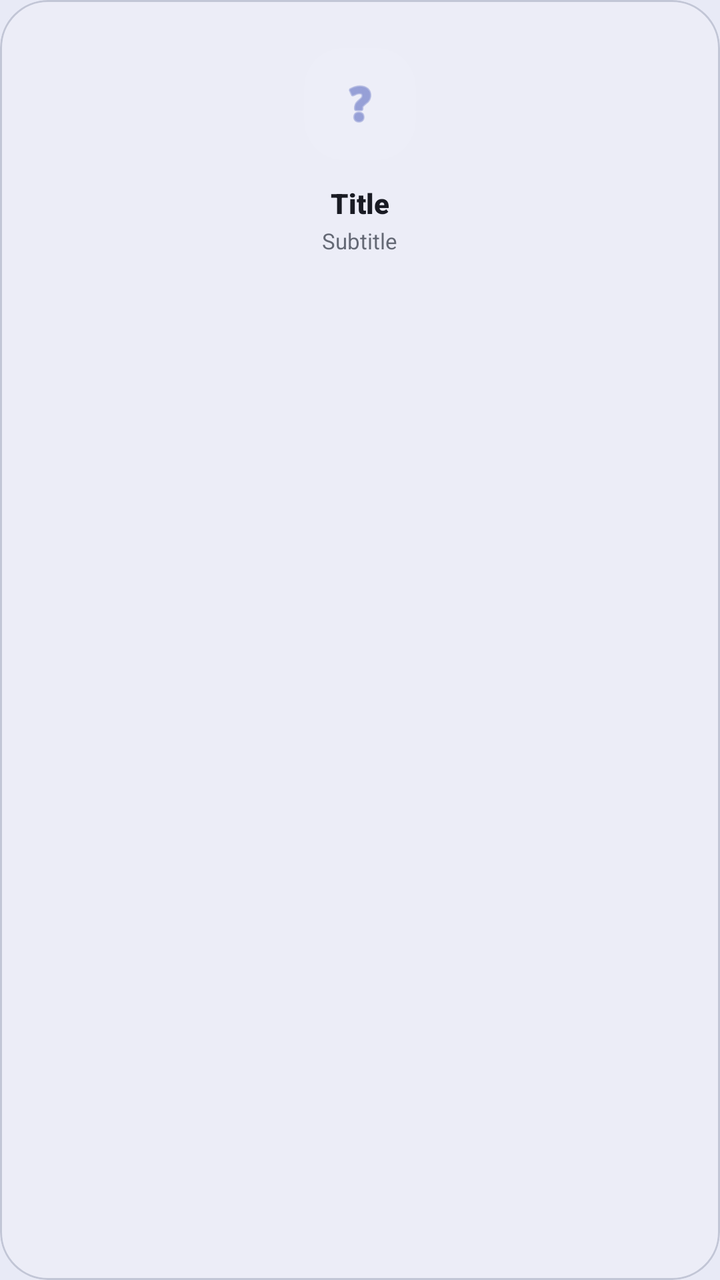
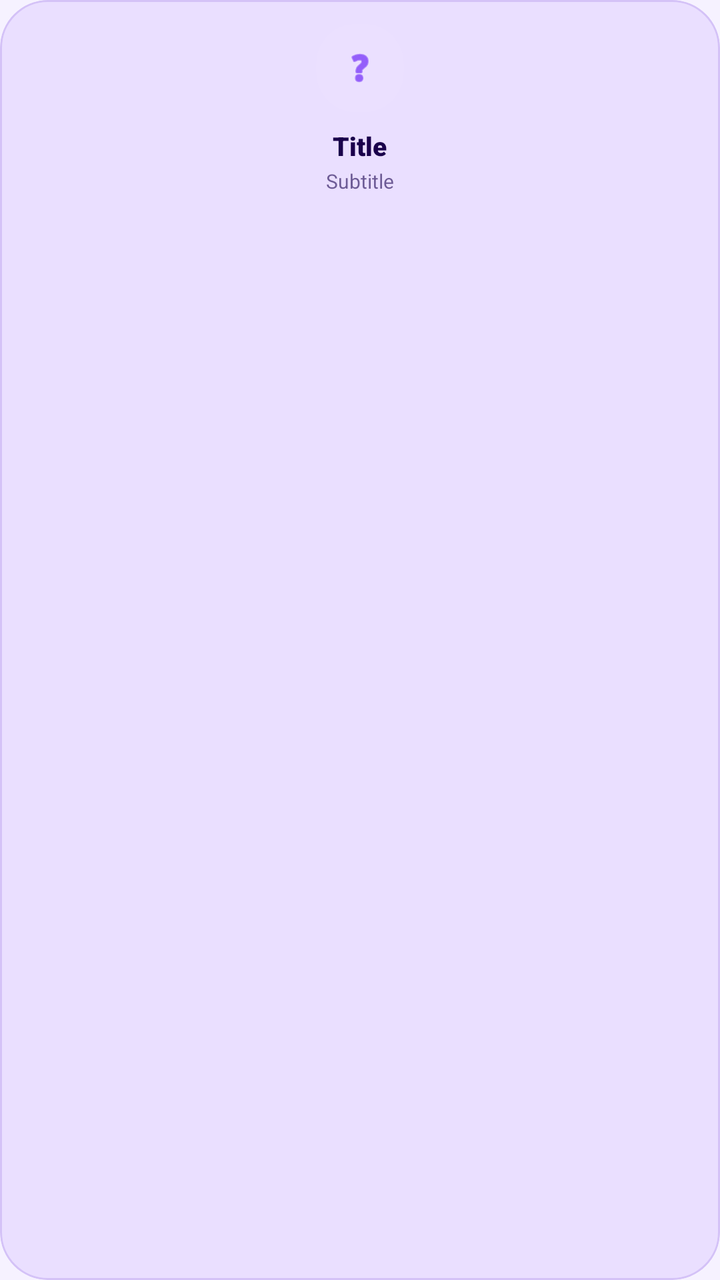

The first picture is an Android layout as it rendered before a commit; the second is the same layout after the commit. The layout source and the unified diff follow.
<!-- AndroidManifest.xml: application theme Theme.ChatSnap -->
<!-- res/layout/view_setting_grid_item.xml -->
<?xml version="1.0" encoding="utf-8"?>
<com.google.android.material.card.MaterialCardView xmlns:android="http://schemas.android.com/apk/res/android"
    xmlns:app="http://schemas.android.com/apk/res-auto"
    android:layout_width="match_parent"
    android:layout_height="wrap_content"
    app:cardCornerRadius="24dp"
    app:cardElevation="0dp"
    app:strokeWidth="1dp"
    app:strokeColor="?attr/colorOutlineVariant"
    app:cardBackgroundColor="?attr/colorSurface"
    android:clickable="true"
    android:focusable="true">

    <LinearLayout
        android:layout_width="match_parent"
        android:layout_height="wrap_content"
        android:gravity="center"
        android:orientation="vertical"
        android:paddingVertical="24dp"
        android:paddingHorizontal="16dp">

        <FrameLayout
            android:layout_width="56dp"
            android:layout_height="56dp"
            android:layout_marginBottom="12dp">

            <View
                android:id="@+id/viewIconBg"
                android:layout_width="match_parent"
                android:layout_height="match_parent"
                android:background="@drawable/bg_icon_circle"
                android:backgroundTint="?attr/colorSurfaceVariant" />

            <ImageView
                android:id="@+id/ivItemIcon"
                android:layout_width="26dp"
                android:layout_height="26dp"
                android:layout_gravity="center"
                android:src="@android:drawable/ic_menu_help"
                app:tint="?attr/colorPrimary" />
        </FrameLayout>

        <TextView
            android:id="@+id/tvItemTitle"
            android:layout_width="wrap_content"
            android:layout_height="wrap_content"
            android:fontFamily="sans-serif-black"
            android:text="Title"
            android:textColor="?android:attr/textColorPrimary"
            android:textSize="14sp"
            android:textAlignment="center" />

        <TextView
            android:id="@+id/tvItemValue"
            android:layout_width="wrap_content"
            android:layout_height="wrap_content"
            android:layout_marginTop="2dp"
            android:text="Subtitle"
            android:textColor="?android:attr/textColorSecondary"
            android:textSize="11sp"
            android:textAlignment="center"
            android:alpha="0.8" />

        
        <androidx.appcompat.widget.SwitchCompat
            android:id="@+id/switchItem"
            android:layout_width="wrap_content"
            android:layout_height="wrap_content"
            android:visibility="gone" />

        <ImageView
            android:id="@+id/ivChevron"
            android:layout_width="0dp"
            android:layout_height="0dp"
            android:visibility="gone" />

    </LinearLayout>
</com.google.android.material.card.MaterialCardView>
<!-- resources referenced by this layout -->
<resources>
  <!-- drawable bg_icon_circle (drawable) -->
  <?xml version="1.0" encoding="utf-8"?>
  <shape xmlns:android="http://schemas.android.com/apk/res/android">
      <solid android:color="#10000000" />
      <corners android:radius="20dp" />
  </shape>
  <style name="Theme.ChatSnap" parent="Base.Theme.ChatSnap" />
  <style name="Base.Theme.ChatSnap" parent="Theme.Material3.DayNight.NoActionBar">
          
          <item name="colorPrimary">@color/primary</item>
          <item name="colorOnPrimary">@color/white</item>
          <item name="colorPrimaryContainer">@color/primary_container</item>
          <item name="colorOnPrimaryContainer">@color/white</item>
  
          <item name="colorSecondary">@color/secondary</item>
          <item name="colorOnSecondary">@color/white</item>
          <item name="colorSecondaryContainer">@color/secondary_container</item>
          <item name="colorOnSecondaryContainer">@color/on_surface</item>
  
          <item name="colorTertiary">#E966FF</item>
          <item name="colorOnTertiary">@color/white</item>
  
          <item name="android:windowBackground">@color/background</item>
          <item name="colorSurface">@color/surface_container</item>
          <item name="colorOnSurface">@color/on_surface</item>
          <item name="colorSurfaceVariant">@color/surface_container_low</item>
          <item name="colorOnSurfaceVariant">@color/on_surface_variant</item>
  
          <item name="colorOutline">@color/outline</item>
          <item name="colorOutlineVariant">@color/outline_variant</item>
  
          
          <item name="android:textColorPrimary">?attr/colorOnSurface</item>
          <item name="android:textColorSecondary">?attr/colorOnSurfaceVariant</item>
          <item name="android:textColorHint">?attr/colorOutline</item>
  
          
          <item name="android:statusBarColor">?attr/colorPrimary</item>
          <item name="android:windowLightStatusBar">false</item>
  
          
          <item name="chatBubbleSentColor">#DCF8C6</item>
          <item name="chatBubbleReceivedColor">@color/white</item>
          <item name="chatBubbleSentTextColor">@color/black</item>
          <item name="chatBubbleReceivedTextColor">@color/black</item>
          <item name="themeAccentColor">@color/primary</item>
  
          <item name="editTextStyle">@style/Widget.Material3.TextInputEditText.OutlinedBox</item>
          <item name="textInputStyle">@style/Widget.Material3.TextInputLayout.OutlinedBox</item>
          <item name="android:windowAnimationStyle">@style/Animation.Activity</item>
      </style>
  <color name="primary">#5C6BC0</color>
  <color name="white">#FFFFFFFF</color>
  <color name="primary_container">#7986CB</color>
  <color name="secondary">#5c5f61</color>
  <color name="secondary_container">#e0e3e5</color>
  <color name="on_surface">#191b23</color>
  <color name="background">#E8EAF6</color>
  <color name="surface_container">#ecedf7</color>
  <color name="surface_container_low">#f2f3fd</color>
  <color name="on_surface_variant">#424754</color>
  <color name="outline">#727785</color>
  <color name="outline_variant">#c2c6d6</color>
  <color name="black">#FF000000</color>
  <style name="Animation.Activity" parent="@android:style/Animation.Activity">
          <item name="android:activityOpenEnterAnimation">@anim/slide_in_right</item>
          <item name="android:activityOpenExitAnimation">@anim/slide_out_left</item>
          <item name="android:activityCloseEnterAnimation">@anim/slide_in_left</item>
          <item name="android:activityCloseExitAnimation">@anim/slide_out_right</item>
      </style>
</resources>

<!-- the commit's change to res/layout/view_setting_grid_item.xml (unified diff, before → after) -->
@@ -16,13 +16,13 @@
         android:layout_height="wrap_content"
         android:gravity="center"
         android:orientation="vertical"
-        android:paddingVertical="24dp"
-        android:paddingHorizontal="16dp">
+        android:paddingVertical="12dp"
+        android:paddingHorizontal="12dp">
 
         <FrameLayout
-            android:layout_width="56dp"
-            android:layout_height="56dp"
-            android:layout_marginBottom="12dp">
+            android:layout_width="44dp"
+            android:layout_height="44dp"
+            android:layout_marginBottom="8dp">
 
             <View
                 android:id="@+id/viewIconBg"
@@ -33,8 +33,8 @@
 
             <ImageView
                 android:id="@+id/ivItemIcon"
-                android:layout_width="26dp"
-                android:layout_height="26dp"
+                android:layout_width="20dp"
+                android:layout_height="20dp"
                 android:layout_gravity="center"
                 android:src="@android:drawable/ic_menu_help"
                 app:tint="?attr/colorPrimary" />
@@ -47,7 +47,7 @@
             android:fontFamily="sans-serif-black"
             android:text="Title"
             android:textColor="?android:attr/textColorPrimary"
-            android:textSize="14sp"
+            android:textSize="13sp"
             android:textAlignment="center" />
 
         <TextView
@@ -57,7 +57,7 @@
             android:layout_marginTop="2dp"
             android:text="Subtitle"
             android:textColor="?android:attr/textColorSecondary"
-            android:textSize="11sp"
+            android:textSize="10sp"
             android:textAlignment="center"
             android:alpha="0.8" />
 
<!-- resource entries referenced after the edit -->
@@ -51,18 +51,18 @@
           <item name="textInputStyle">@style/Widget.Material3.TextInputLayout.OutlinedBox</item>
           <item name="android:windowAnimationStyle">@style/Animation.Activity</item>
       </style>
-  <color name="primary">#5C6BC0</color>
+  <color name="primary">#5908f7</color>
   <color name="white">#FFFFFFFF</color>
-  <color name="primary_container">#7986CB</color>
-  <color name="secondary">#5c5f61</color>
-  <color name="secondary_container">#e0e3e5</color>
-  <color name="on_surface">#191b23</color>
-  <color name="background">#E8EAF6</color>
-  <color name="surface_container">#ecedf7</color>
-  <color name="surface_container_low">#f2f3fd</color>
-  <color name="on_surface_variant">#424754</color>
-  <color name="outline">#727785</color>
-  <color name="outline_variant">#c2c6d6</color>
+  <color name="primary_container">#EFE6FF</color>
+  <color name="secondary">#5C5766</color>
+  <color name="secondary_container">#E8E3F0</color>
+  <color name="on_surface">#1A004B</color>
+  <color name="background">#F6F2FF</color>
+  <color name="surface_container">#EADFFF</color>
+  <color name="surface_container_low">#F5EEFF</color>
+  <color name="on_surface_variant">#4E397A</color>
+  <color name="outline">#8C77B8</color>
+  <color name="outline_variant">#D4C2F7</color>
   <color name="black">#FF000000</color>
   <style name="Animation.Activity" parent="@android:style/Animation.Activity">
           <item name="android:activityOpenEnterAnimation">@anim/slide_in_right</item>
